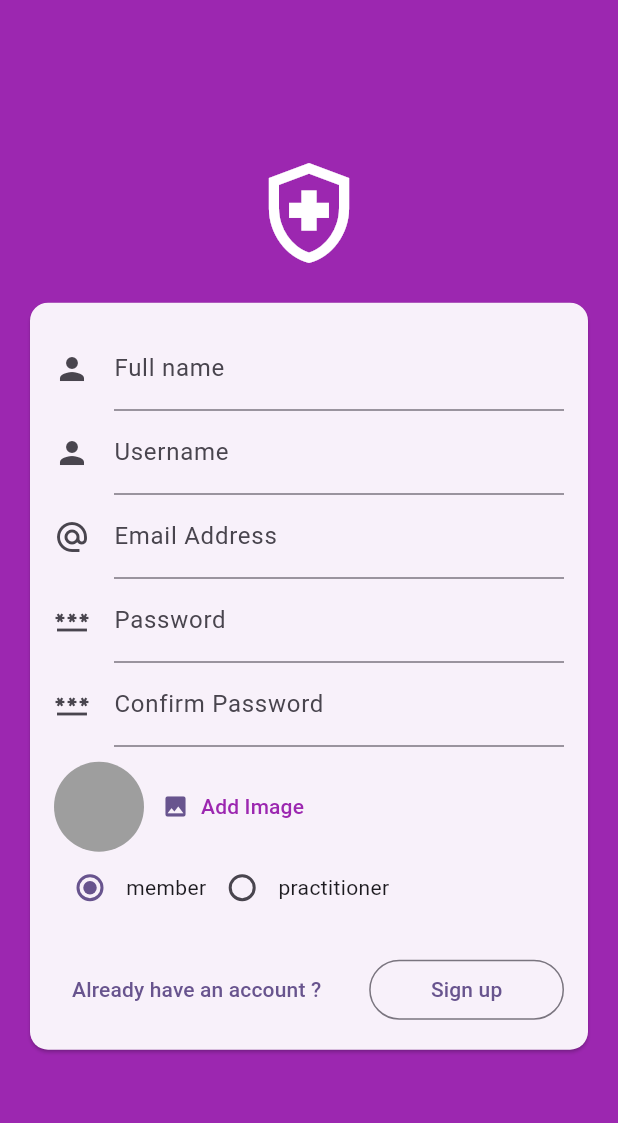
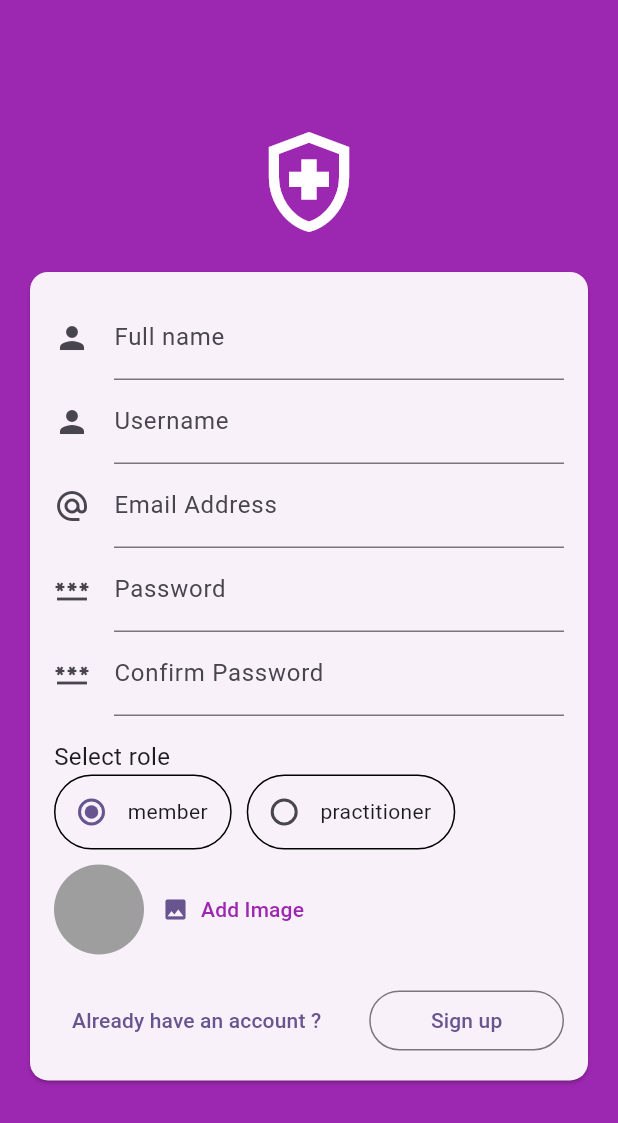
Before and after one commit to Demetre-Panjakidze/Medbooker, a Flutter app: the screen it shows after launch, after a tap on "Don't have an account ?", on a phone screen of 412 x 824 dp. Shown: the top 1123 px of the screen. Run offline on Flutter 3.47's test engine with Material 2 defaults, Android fonts, the phone set to English and light mode, and no system bars; our stand-ins replace cloud_firestore, firebase_auth, firebase_core, firebase_storage, image_picker; accounts and stored records are empty.

Commit message:
Auth done 100%

```diff
--- a/lib/screens/auth.dart
+++ b/lib/screens/auth.dart
@@ -252,21 +252,30 @@ class _AuthScreenState extends State<AuthScreen> {
                                   },
                                 ),
                               if (!_isLogin)
-                                Padding(
-                                  padding: const EdgeInsets.only(top: 10.0),
+                                const Padding(
+                                  padding: EdgeInsets.only(top: 16.0),
                                   child: Align(
                                     alignment: Alignment.centerLeft,
-                                    child: UserImagePicker(
-                                      onPickedImage: (pickedImage) {
-                                        _selectedImage = pickedImage;
-                                      },
+                                    child: Text(
+                                      'Select role',
+                                      style: TextStyle(fontSize: 16),
                                     ),
                                   ),
                                 ),
                               if (!_isLogin)
                                 Row(
                                   children: [
-                                    InkWell(
+                                    Container(
+                                      decoration: BoxDecoration(
+                                        border: Border.all(
+                                          width: 1,
+                                        ),
+                                        borderRadius: BorderRadius.circular(30),
+                                      ),
+                                      child: InkWell(
+                                        splashColor: Colors.transparent,
+                                        highlightColor: Colors.transparent,
+                                        hoverColor: Colors.transparent,
                                         child: Row(
                                           mainAxisSize: MainAxisSize.min,
                                           children: [
@@ -282,6 +291,9 @@ class _AuthScreenState extends State<AuthScreen> {
                                             Text(
                                               getRole(UserRole.member),
                                             ),
+                                            const SizedBox(
+                                              width: 15,
+                                            ),
                                           ],
                                         ),
                                         onTap: () {
@@ -290,7 +302,21 @@ class _AuthScreenState extends State<AuthScreen> {
                                           });
                                         },
                                       ),
-                                    InkWell(
+                                    ),
+                                    const SizedBox(
+                                      width: 10,
+                                    ),
+                                    Container(
+                                      decoration: BoxDecoration(
+                                        border: Border.all(
+                                          width: 1,
+                                        ),
+                                        borderRadius: BorderRadius.circular(30),
+                                      ),
+                                      child: InkWell(
+                                        splashColor: Colors.transparent,
+                                        highlightColor: Colors.transparent,
+                                        hoverColor: Colors.transparent,
                                         child: Row(
                                           mainAxisSize: MainAxisSize.min,
                                           children: [
@@ -307,6 +333,9 @@ class _AuthScreenState extends State<AuthScreen> {
                                             Text(
                                               getRole(UserRole.practitioner),
                                             ),
+                                            const SizedBox(
+                                              width: 15,
+                                            ),
                                           ],
                                         ),
                                         onTap: () {
@@ -315,7 +344,20 @@ class _AuthScreenState extends State<AuthScreen> {
                                           });
                                         },
                                       ),
+                                    ),
                                   ],
+                                ),
+                              if (!_isLogin)
+                                Padding(
+                                  padding: const EdgeInsets.only(top: 10.0),
+                                  child: Align(
+                                    alignment: Alignment.centerLeft,
+                                    child: UserImagePicker(
+                                      onPickedImage: (pickedImage) {
+                                        _selectedImage = pickedImage;
+                                      },
+                                    ),
+                                  ),
                                 ),
                               Padding(
                                 padding: const EdgeInsets.only(top: 20),
```
Lines whose indentation alone changed are shown as unchanged.
